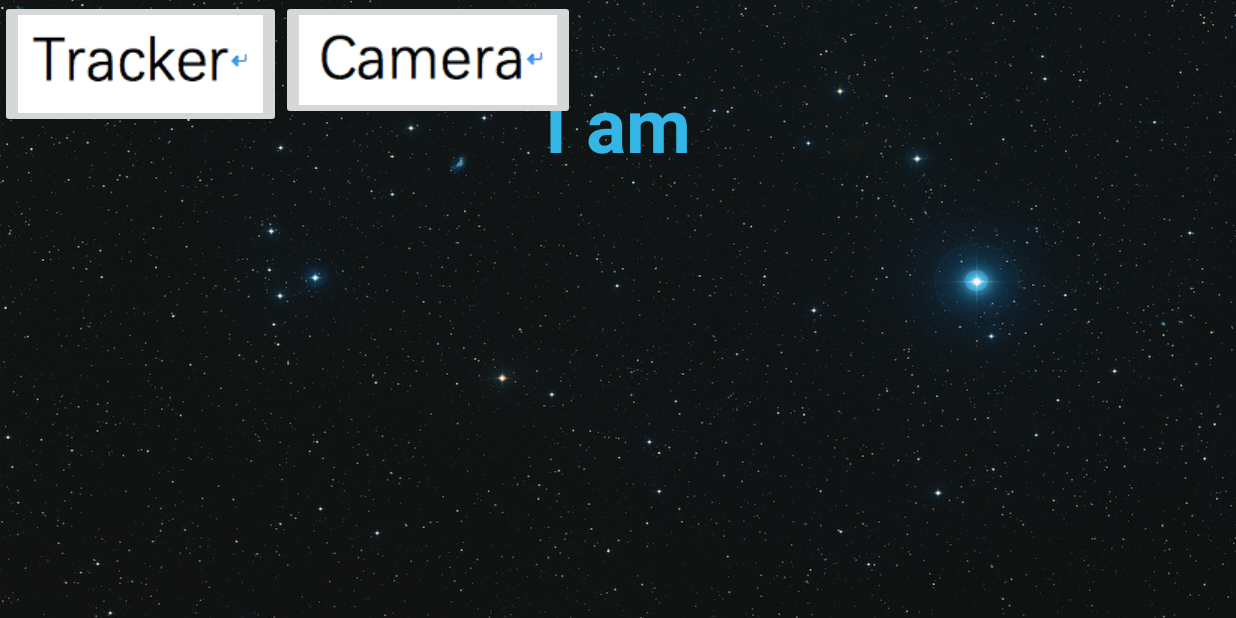
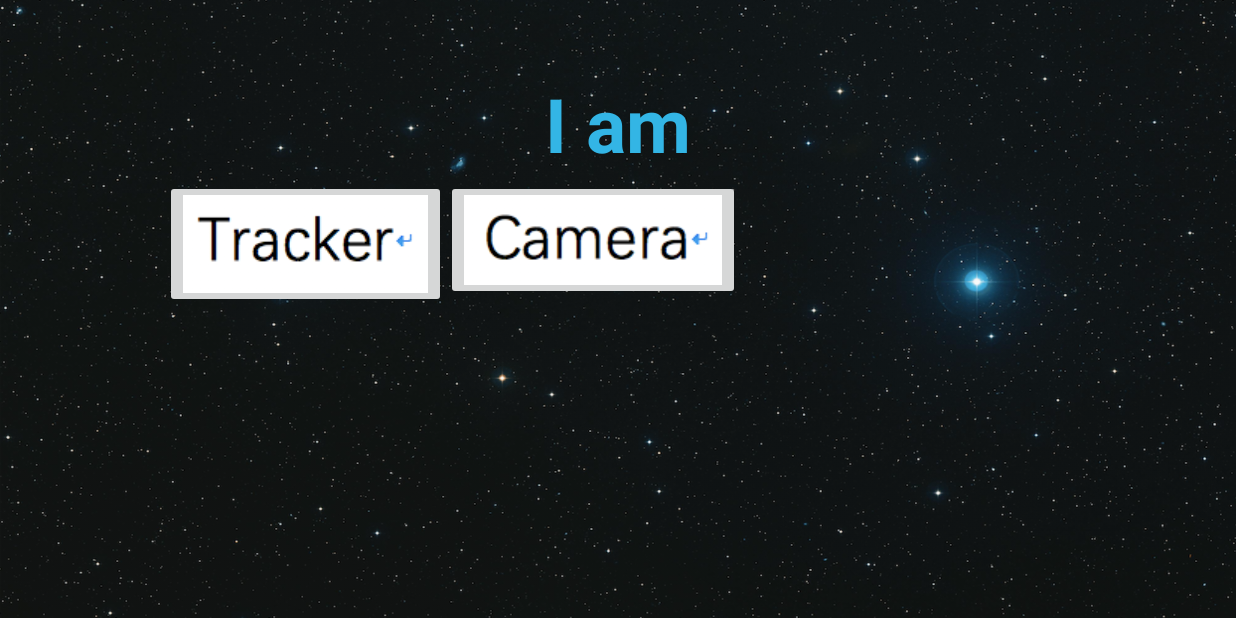
Before and after one commit to hellozhanghao/Star_Tracker, an Android app: the screen it shows after launch (MainActivity), on a phone screen of 824 x 412 dp (held sideways). Run offline under Robolectric (Android 15) with nearby library versions, the phone set to English and light mode, and no system bars.

Commit message:
add main activity

```diff
--- a/app/src/main/res/layout/activity_main.xml
+++ b/app/src/main/res/layout/activity_main.xml
@@ -10,6 +10,10 @@
          is needed to present your content, e.g. VideoView, SurfaceView,
          TextureView, etc. -->
 
+    <FrameLayout
+        android:layout_width="match_parent"
+        android:layout_height="match_parent">
+
         <TextView
             android:id="@+id/fullscreen_content"
             android:layout_width="match_parent"
@@ -20,6 +24,32 @@
             android:textColor="#33b5e5"
             android:textSize="50sp"
             android:textStyle="bold" />
+
+        <GridLayout
+            android:layout_width="match_parent"
+            android:layout_height="match_parent"
+            android:layout_marginLeft="110dp"
+            android:layout_marginTop="120dp"
+            android:columnCount="2"
+            android:rowCount="1">
+
+            <ImageButton
+                android:id="@+id/TrackerButton"
+                android:layout_width="wrap_content"
+                android:layout_height="wrap_content"
+                android:layout_column="0"
+                android:layout_row="0"
+                app:srcCompat="@drawable/tracker_text" />
+
+            <ImageButton
+                android:id="@+id/CameraButton"
+                android:layout_width="wrap_content"
+                android:layout_height="wrap_content"
+                android:layout_column="1"
+                android:layout_row="0"
+                app:srcCompat="@drawable/camera_text" />
+        </GridLayout>
+    </FrameLayout>
 
     <FrameLayout
         android:layout_width="match_parent"
@@ -47,29 +77,6 @@
         </LinearLayout>
     </FrameLayout>
 
-    <GridLayout
-        android:layout_width="match_parent"
-        android:layout_height="match_parent"
-        android:rowCount="1"
-        android:columnCount="2">
-
-        <ImageButton
-            android:id="@+id/TrackerButton"
-            android:layout_width="wrap_content"
-            android:layout_height="wrap_content"
-            android:layout_column="0"
-            android:layout_row="0"
-            app:srcCompat="@drawable/TrackerText" />
-
-        <ImageButton
-            android:id="@+id/CameraButton"
-            android:layout_width="wrap_content"
-            android:layout_height="wrap_content"
-            android:layout_column="1"
-            android:layout_row="0"
-            app:srcCompat="@drawable/CameraText" />
-    </GridLayout>
-
     <!-- This FrameLayout insets its children based on system windows using
          android:fitsSystemWindows. -->
 
```
Also changed, not shown: app/src/main/res/drawable/camera_text.png (renamed from app/src/main/res/drawable/CameraText.png), app/src/main/res/drawable/tracker_text.png (renamed from app/src/main/res/drawable/TrackerText.png). Lines whose indentation alone changed are shown as unchanged.
